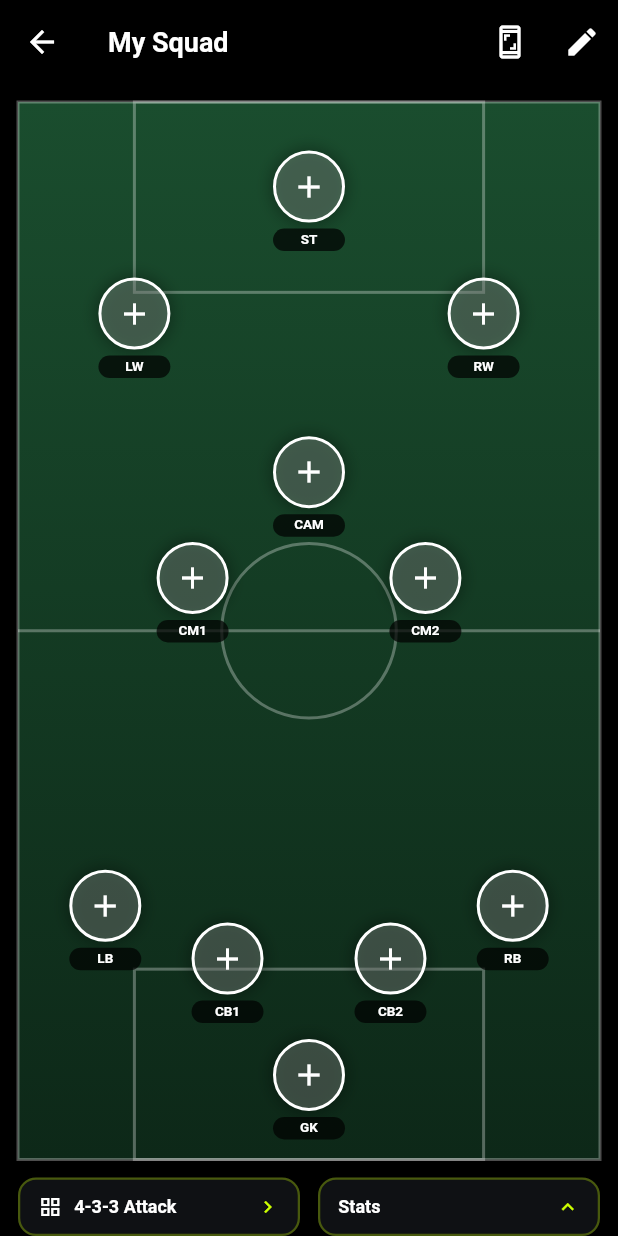
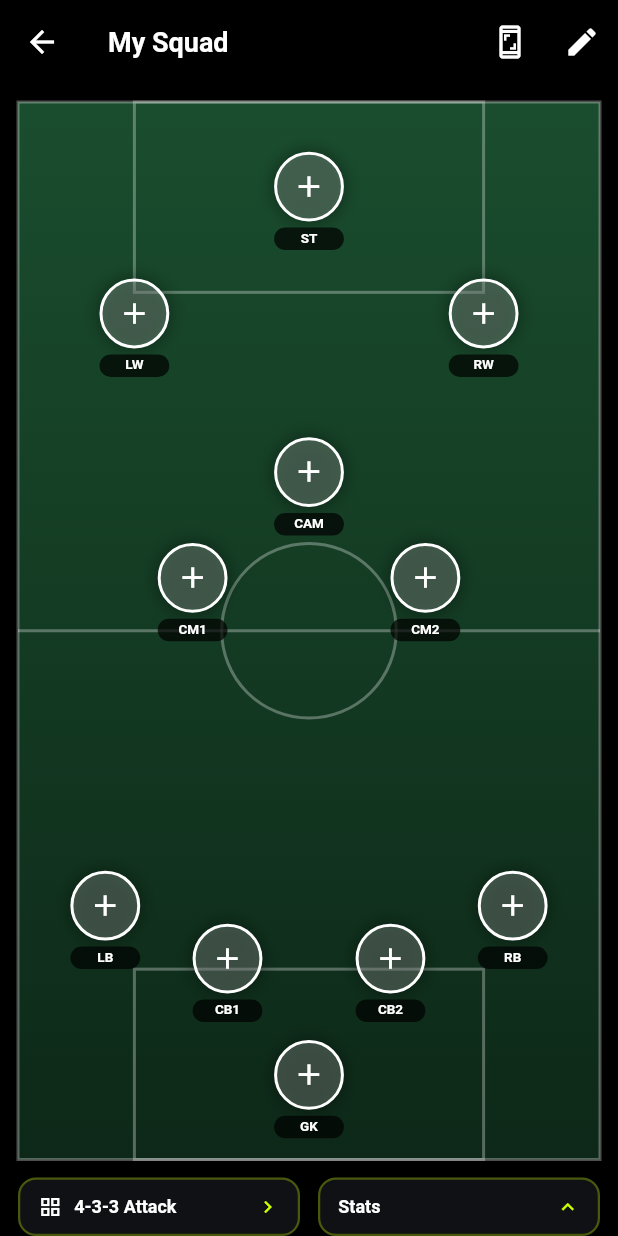
Before and after one commit to Rushil10/FC-24-Stats, a Flutter app: the SquadBuilderScreen screen opened directly, on a phone screen of 412 x 824 dp. Run offline on Flutter 3.47's test engine with Material 3 defaults, Android fonts, the phone set to English and light mode, and no system bars; our stand-ins replace csv, flutter_riverpod, flutter_secure_storage, google_mobile_ads, share_plus, shared_preferences and 1 more; accounts and stored records are empty; network calls fail.

Commit message:
More UI Fixes

```diff
--- a/lib/components/FootballField.dart
+++ b/lib/components/FootballField.dart
@@ -25,6 +25,13 @@ class FootballField extends StatelessWidget {
         final width = constraints.maxWidth;
         final height = constraints.maxHeight;
 
+        // Calculate player size based on screen dimensions
+        // Use the smaller dimension to ensure it fits well
+        final smallerDimension = width < height ? width : height;
+        // Scale between 40-48px based on screen size
+        final playerSize = (smallerDimension * 0.12).clamp(40.0, 48.0);
+        final halfSize = playerSize / 2;
+
         return Container(
           width: width,
           height: height,
@@ -46,12 +53,13 @@ class FootballField extends StatelessWidget {
                   AnimatedPositioned(
                     duration: const Duration(milliseconds: 500),
                     curve: Curves.easeInOut,
-                    // Center the 48px circle at the exact coordinate
-                    left: formation.positions[i].position.dx * width - 24,
-                    top: formation.positions[i].position.dy * height - 24,
+                    // Center the circle at the exact coordinate
+                    left: formation.positions[i].position.dx * width - halfSize,
+                    top: formation.positions[i].position.dy * height - halfSize,
                     child: PlayerPosition(
                       player: selectedPlayers[i],
                       position: formation.positions[i].label,
+                      size: playerSize,
                       onTap: () => onPositionTap(i),
                       onLongPress: selectedPlayers.containsKey(i)
                           ? () => onPlayerLongPress(i)
--- a/lib/components/PlayerPosition.dart
+++ b/lib/components/PlayerPosition.dart
@@ -7,6 +7,7 @@ class PlayerPosition extends StatelessWidget {
   final String position;
   final VoidCallback onTap;
   final VoidCallback? onLongPress;
+  final double size;
 
   const PlayerPosition({
     super.key,
@@ -14,6 +15,7 @@ class PlayerPosition extends StatelessWidget {
     required this.position,
     required this.onTap,
     this.onLongPress,
+    this.size = 48.0,
   });
 
   @override
@@ -24,7 +26,7 @@ class PlayerPosition extends StatelessWidget {
       onTap: onTap,
       onLongPress: onLongPress,
       child: SizedBox(
-        width: 48, // Fixed width matching the circle
+        width: size,
         child: Column(
           mainAxisSize: MainAxisSize.min,
           crossAxisAlignment: CrossAxisAlignment.center,
@@ -33,8 +35,8 @@ class PlayerPosition extends StatelessWidget {
               clipBehavior: Clip.none,
               children: [
                 Container(
-                  width: 48,
-                  height: 48,
+                  width: size,
+                  height: size,
                   decoration: BoxDecoration(
                     shape: BoxShape.circle,
                     color: player != null
@@ -74,17 +76,17 @@ class PlayerPosition extends StatelessWidget {
                             },
                           ),
                         )
-                      : const Icon(
+                      : Icon(
                           Icons.add,
                           color: Colors.white,
-                          size: 24,
+                          size: size * 0.5,
                         ),
                 ),
                 // OVR badge - top left
                 if (player != null)
                   Positioned(
-                    top: -2,
-                    left: -2,
+                    top: -6,
+                    left: -6,
                     child: Container(
                       padding: const EdgeInsets.symmetric(
                           horizontal: 4, vertical: 2),
@@ -106,8 +108,8 @@ class PlayerPosition extends StatelessWidget {
                 // POT badge - top right
                 if (player != null)
                   Positioned(
-                    top: -2,
-                    right: -2,
+                    top: -6,
+                    right: -6,
                     child: Container(
                       padding: const EdgeInsets.symmetric(
                           horizontal: 4, vertical: 2),
@@ -131,7 +133,7 @@ class PlayerPosition extends StatelessWidget {
             const SizedBox(height: 4),
             if (player != null)
               Container(
-                width: 48,
+                width: size,
                 padding: const EdgeInsets.symmetric(horizontal: 4, vertical: 2),
                 decoration: BoxDecoration(
                   color: Colors.black.withOpacity(0.7),
@@ -151,7 +153,7 @@ class PlayerPosition extends StatelessWidget {
               )
             else
               Container(
-                width: 48,
+                width: size,
                 padding: const EdgeInsets.symmetric(horizontal: 4, vertical: 2),
                 decoration: BoxDecoration(
                   color: Colors.black.withOpacity(0.7),
```
